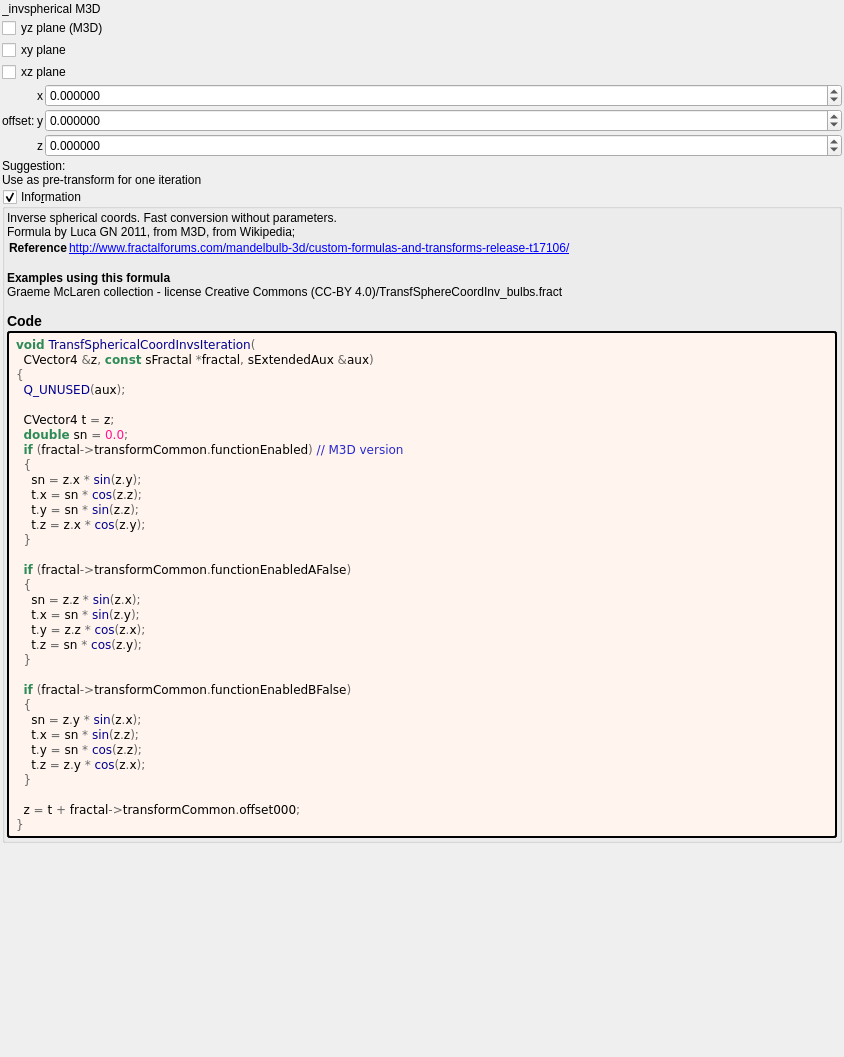
Before: the Qt Designer form mandelbulber2/formula/ui/transf_spherical_coord_invs.ui in irinox-ctrl/mandelbulber2, drawn with Qt 5.
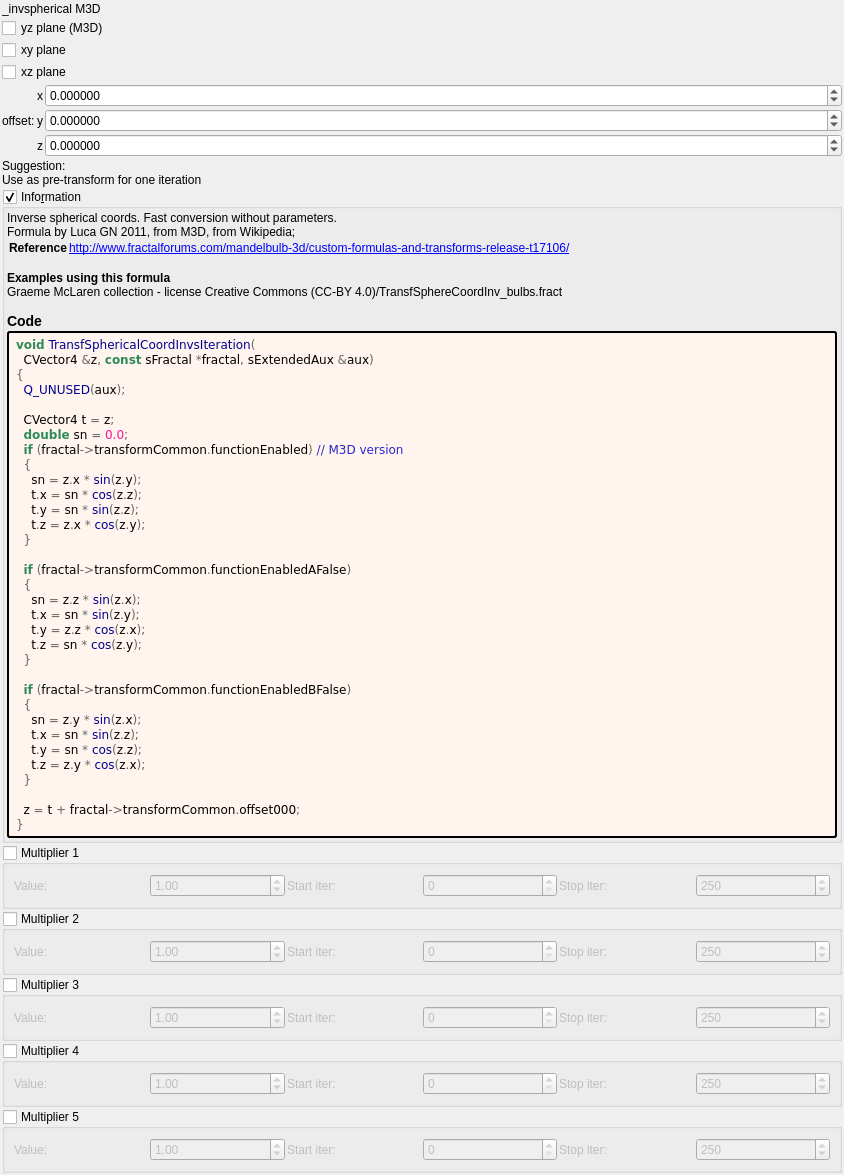
After: the same form once the commit is applied. Custom widgets are drawn as their Qt base class.

Commit message:
feat: add 5 general-purpose multipliers to all 1007 fractal formulas
Each multiplier has:
- Checkbox (OFF by default)
- Value spinbox (default 1.0, range -100 to 100)
- Iteration start/stop range

Logic: z *= value; DE *= |value|;

Uses existing transformCommon parameters:
- Checkboxes: functionEnabledBx/By/Bz/Bw/CzFalse
- Values: scale4/5/6/8/16
- Ranges: startIterationsB-F/stopIterationsB-F

Modified 1007 .cpp (CPU), 1006 .cl (GPU), 1023 .ui files.
Both source (formula/) and deploy (deploy/share/) copies updated.

The edit to the form file:
```diff
--- a/mandelbulber2/formula/ui/transf_spherical_coord_invs.ui
+++ b/mandelbulber2/formula/ui/transf_spherical_coord_invs.ui
@@ -298,6 +298,192 @@
      </layout>
     </widget>
    </item>
+   <item>
+    <widget class="MyGroupBox" name="groupCheck_transf_function_enabledBx_false">
+     <property name="title"><string>Multiplier 1</string></property>
+     <property name="checkable"><bool>true</bool></property>
+     <property name="checked"><bool>false</bool></property>
+     <layout class="QGridLayout" name="gridLayout_mult1">
+      <property name="spacing"><number>2</number></property>
+      <item row="0" column="0">
+       <widget class="QLabel"><property name="text"><string>Value:</string></property></widget>
+      </item>
+      <item row="0" column="1">
+       <widget class="MyDoubleSpinBox" name="spinbox_transf_scale_4">
+        <property name="minimum"><double>-100.0</double></property><property name="maximum"><double>100.0</double></property>
+        <property name="singleStep"><double>0.01</double></property><property name="value"><double>1.0</double></property>
+       </widget>
+      </item>
+      <item row="0" column="2">
+       <widget class="QLabel"><property name="text"><string>Start iter:</string></property></widget>
+      </item>
+      <item row="0" column="3">
+       <widget class="MySpinBox" name="spinboxInt_transf_start_iterations_B">
+        <property name="minimum"><number>0</number></property><property name="maximum"><number>10000</number></property>
+        <property name="value"><number>0</number></property>
+       </widget>
+      </item>
+      <item row="0" column="4">
+       <widget class="QLabel"><property name="text"><string>Stop iter:</string></property></widget>
+      </item>
+      <item row="0" column="5">
+       <widget class="MySpinBox" name="spinboxInt_transf_stop_iterations_B">
+        <property name="minimum"><number>0</number></property><property name="maximum"><number>10000</number></property>
+        <property name="value"><number>250</number></property>
+       </widget>
+      </item>
+     </layout>
+    </widget>
+   </item>
+   <item>
+    <widget class="MyGroupBox" name="groupCheck_transf_function_enabledBy_false">
+     <property name="title"><string>Multiplier 2</string></property>
+     <property name="checkable"><bool>true</bool></property>
+     <property name="checked"><bool>false</bool></property>
+     <layout class="QGridLayout" name="gridLayout_mult2">
+      <property name="spacing"><number>2</number></property>
+      <item row="0" column="0">
+       <widget class="QLabel"><property name="text"><string>Value:</string></property></widget>
+      </item>
+      <item row="0" column="1">
+       <widget class="MyDoubleSpinBox" name="spinbox_transf_scale_5">
+        <property name="minimum"><double>-100.0</double></property><property name="maximum"><double>100.0</double></property>
+        <property name="singleStep"><double>0.01</double></property><property name="value"><double>1.0</double></property>
+       </widget>
+      </item>
+      <item row="0" column="2">
+       <widget class="QLabel"><property name="text"><string>Start iter:</string></property></widget>
+      </item>
+      <item row="0" column="3">
+       <widget class="MySpinBox" name="spinboxInt_transf_start_iterations_C">
+        <property name="minimum"><number>0</number></property><property name="maximum"><number>10000</number></property>
+        <property name="value"><number>0</number></property>
+       </widget>
+      </item>
+      <item row="0" column="4">
+       <widget class="QLabel"><property name="text"><string>Stop iter:</string></property></widget>
+      </item>
+      <item row="0" column="5">
+       <widget class="MySpinBox" name="spinboxInt_transf_stop_iterations_C">
+        <property name="minimum"><number>0</number></property><property name="maximum"><number>10000</number></property>
+        <property name="value"><number>250</number></property>
+       </widget>
+      </item>
+     </layout>
+    </widget>
+   </item>
+   <item>
+    <widget class="MyGroupBox" name="groupCheck_transf_function_enabledBz_false">
+     <property name="title"><string>Multiplier 3</string></property>
+     <property name="checkable"><bool>true</bool></property>
+     <property name="checked"><bool>false</bool></property>
+     <layout class="QGridLayout" name="gridLayout_mult3">
+      <property name="spacing"><number>2</number></property>
+      <item row="0" column="0">
+       <widget class="QLabel"><property name="text"><string>Value:</string></property></widget>
+      </item>
+      <item row="0" column="1">
+       <widget class="MyDoubleSpinBox" name="spinbox_transf_scale_6">
+        <property name="minimum"><double>-100.0</double></property><property name="maximum"><double>100.0</double></property>
+        <property name="singleStep"><double>0.01</double></property><property name="value"><double>1.0</double></property>
+       </widget>
+      </item>
+      <item row="0" column="2">
+       <widget class="QLabel"><property name="text"><string>Start iter:</string></property></widget>
+      </item>
+      <item row="0" column="3">
+       <widget class="MySpinBox" name="spinboxInt_transf_start_iterations_D">
+        <property name="minimum"><number>0</number></property><property name="maximum"><number>10000</number></property>
+        <property name="value"><number>0</number></property>
+       </widget>
+      </item>
+      <item row="0" column="4">
+       <widget class="QLabel"><property name="text"><string>Stop iter:</string></property></widget>
+      </item>
+      <item row="0" column="5">
+       <widget class="MySpinBox" name="spinboxInt_transf_stop_iterations_D">
+        <property name="minimum"><number>0</number></property><property name="maximum"><number>10000</number></property>
+        <property name="value"><number>250</number></property>
+       </widget>
+      </item>
+     </layout>
+    </widget>
+   </item>
+   <item>
+    <widget class="MyGroupBox" name="groupCheck_transf_function_enabledBw_false">
+     <property name="title"><string>Multiplier 4</string></property>
+     <property name="checkable"><bool>true</bool></property>
+     <property name="checked"><bool>false</bool></property>
+     <layout class="QGridLayout" name="gridLayout_mult4">
+      <property name="spacing"><number>2</number></property>
+      <item row="0" column="0">
+       <widget class="QLabel"><property name="text"><string>Value:</string></property></widget>
+      </item>
+      <item row="0" column="1">
+       <widget class="MyDoubleSpinBox" name="spinbox_transf_scale_8">
+        <property name="minimum"><double>-100.0</double></property><property name="maximum"><double>100.0</double></property>
+        <property name="singleStep"><double>0.01</double></property><property name="value"><double>1.0</double></property>
+       </widget>
+      </item>
+      <item row="0" column="2">
+       <widget class="QLabel"><property name="text"><string>Start iter:</string></property></widget>
+      </item>
+      <item row="0" column="3">
+       <widget class="MySpinBox" name="spinboxInt_transf_start_iterations_E">
+        <property name="minimum"><number>0</number></property><property name="maximum"><number>10000</number></property>
+        <property name="value"><number>0</number></property>
+       </widget>
+      </item>
+      <item row="0" column="4">
+       <widget class="QLabel"><property name="text"><string>Stop iter:</string></property></widget>
+      </item>
+      <item row="0" column="5">
+       <widget class="MySpinBox" name="spinboxInt_transf_stop_iterations_E">
+        <property name="minimum"><number>0</number></property><property name="maximum"><number>10000</number></property>
+        <property name="value"><number>250</number></property>
+       </widget>
+      </item>
+     </layout>
+    </widget>
+   </item>
+   <item>
+    <widget class="MyGroupBox" name="groupCheck_transf_function_enabledCz_false">
+     <property name="title"><string>Multiplier 5</string></property>
+     <property name="checkable"><bool>true</bool></property>
+     <property name="checked"><bool>false</bool></property>
+     <layout class="QGridLayout" name="gridLayout_mult5">
+      <property name="spacing"><number>2</number></property>
+      <item row="0" column="0">
+       <widget class="QLabel"><property name="text"><string>Value:</string></property></widget>
+      </item>
+      <item row="0" column="1">
+       <widget class="MyDoubleSpinBox" name="spinbox_transf_scale_16">
+        <property name="minimum"><double>-100.0</double></property><property name="maximum"><double>100.0</double></property>
+        <property name="singleStep"><double>0.01</double></property><property name="value"><double>1.0</double></property>
+       </widget>
+      </item>
+      <item row="0" column="2">
+       <widget class="QLabel"><property name="text"><string>Start iter:</string></property></widget>
+      </item>
+      <item row="0" column="3">
+       <widget class="MySpinBox" name="spinboxInt_transf_start_iterations_F">
+        <property name="minimum"><number>0</number></property><property name="maximum"><number>10000</number></property>
+        <property name="value"><number>0</number></property>
+       </widget>
+      </item>
+      <item row="0" column="4">
+       <widget class="QLabel"><property name="text"><string>Stop iter:</string></property></widget>
+      </item>
+      <item row="0" column="5">
+       <widget class="MySpinBox" name="spinboxInt_transf_stop_iterations_F">
+        <property name="minimum"><number>0</number></property><property name="maximum"><number>10000</number></property>
+        <property name="value"><number>250</number></property>
+       </widget>
+      </item>
+     </layout>
+    </widget>
+   </item>
+
    <item>
     <spacer name="verticalSpacer">
      <property name="orientation">
@@ -330,6 +516,11 @@
    <extends>QDoubleSpinBox</extends>
    <header>my_double_spin_box.h</header>
   </customwidget>
+   <customwidget>
+   <class>MySpinBox</class>
+   <extends>QSpinBox</extends>
+   <header>my_spin_box.h</header>
+  </customwidget>
  </customwidgets>
  <tabstops>
   <tabstop>groupCheck_info</tabstop>
```
The commit also changes 3972 other files.
